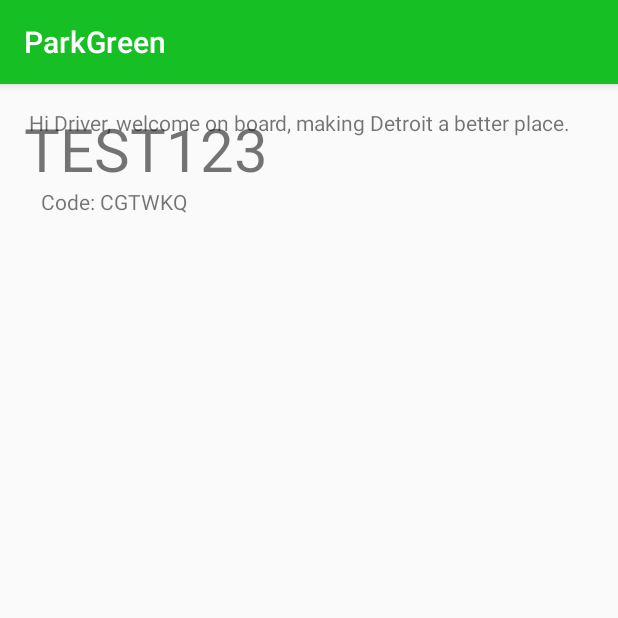
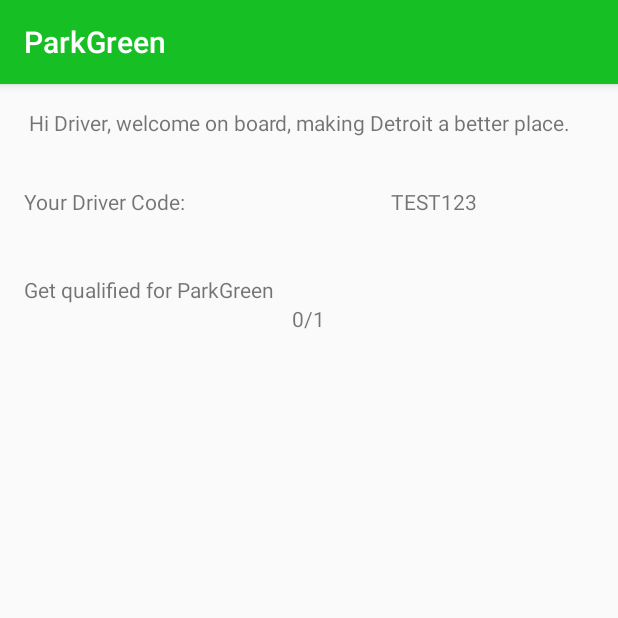
Before and after one commit to Koerner/Share2Park, an Android app: the screen it shows after launch (DisplayMessageActivity), after a tap on "I'M THE DRIVER!", on a phone screen of 412 x 824 dp, the top half of it. Run offline under Robolectric (Android 15) with nearby library versions, the phone set to English and light mode, and no system bars.

Commit message:
View2:  0.3

```diff
--- a/ParkGreen/app/src/main/java/mhacks8/parkgreen/DisplayMessageActivity.java
+++ b/ParkGreen/app/src/main/java/mhacks8/parkgreen/DisplayMessageActivity.java
@@ -15,12 +15,18 @@ public class DisplayMessageActivity extends AppCompatActivity {
 
         Intent intent = getIntent();
         String message = intent.getStringExtra(MainActivity.EXTRA_MESSAGE);
-        TextView textView = new TextView(this);
-        textView.setTextSize(40);
-        textView.setText(message);
+        //TextView textView = new TextView(this);
+        //textView.setTextSize(40);
+        //textView.setText(message);
 
         ViewGroup layout = (ViewGroup) findViewById(R.id.activity_display_message);
-        layout.addView(textView);
+        //layout.addView(textView);
+        //textView.setText(message);
+        TextView textCode = (TextView) findViewById(R.id.textView_Code);
+        textCode.setText(message);
+
+        TextView textNumPassanger = (TextView) findViewById(R.id.textView_numPassanger);
+        textNumPassanger.setText("0");
 
     }
 }
--- a/ParkGreen/app/src/main/res/layout/activity_display_message.xml
+++ b/ParkGreen/app/src/main/res/layout/activity_display_message.xml
@@ -28,13 +28,59 @@
             android:layout_width="match_parent"
             android:layout_height="10pt" />
 
+        <LinearLayout
+            android:orientation="horizontal"
+            android:layout_width="match_parent"
+            android:layout_height="48dp">
+
+            <TextView
+                android:text="Your Driver Code:"
+                android:layout_width="wrap_content"
+                android:layout_height="wrap_content"
+                android:id="@+id/textView3"
+                android:layout_weight="1" />
+
+            <TextView
+                android:text="CODE_HERE"
+                android:layout_width="213dp"
+                android:layout_height="wrap_content"
+                android:id="@+id/textView_Code"
+                android:padding="5pt"
+                android:clickable="false"
+                android:textAlignment="center" />
+        </LinearLayout>
+
+        <Space
+            android:layout_width="match_parent"
+            android:layout_height="10pt" />
+
         <TextView
-            android:text="Code: CGTWKQ"
+            android:text="Get qualified for ParkGreen"
             android:layout_width="match_parent"
             android:layout_height="wrap_content"
-            android:id="@+id/textView2"
-            android:padding="5pt"
-            android:clickable="false" />
+            android:id="@+id/textView4" />
+
+        <LinearLayout
+            android:orientation="horizontal"
+            android:layout_width="match_parent"
+            android:layout_height="57dp">
+
+            <TextView
+                android:text="#passanger"
+                android:layout_width="wrap_content"
+                android:layout_height="wrap_content"
+                android:id="@+id/textView_numPassanger"
+                android:layout_weight="1"
+                android:textAlignment="textEnd" />
+
+            <TextView
+                android:text="/1"
+                android:layout_width="wrap_content"
+                android:layout_height="wrap_content"
+                android:id="@+id/textView5"
+                android:layout_weight="1"
+                android:textAlignment="viewStart" />
+        </LinearLayout>
 
     </LinearLayout>
 </RelativeLayout>
```
